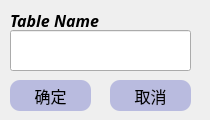
First picture: the form in app/new_table.ui, repository chenphxx/slash-learn, before the edit.
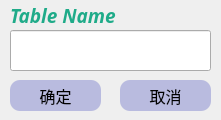
Second picture: the form after the edit.

Diff of the .ui file:
```diff
--- a/app/new_table.ui
+++ b/app/new_table.ui
@@ -6,7 +6,7 @@
    <rect>
     <x>0</x>
     <y>0</y>
-    <width>210</width>
+    <width>221</width>
     <height>120</height>
    </rect>
   </property>
@@ -18,7 +18,7 @@
     <rect>
      <x>10</x>
      <y>30</y>
-     <width>181</width>
+     <width>201</width>
      <height>41</height>
     </rect>
    </property>
@@ -34,7 +34,7 @@
     <rect>
      <x>10</x>
      <y>80</y>
-     <width>81</width>
+     <width>91</width>
      <height>31</height>
     </rect>
    </property>
@@ -54,36 +54,12 @@
     <string>确定</string>
    </property>
   </widget>
-  <widget class="QLabel" name="label">
-   <property name="geometry">
-    <rect>
-     <x>10</x>
-     <y>10</y>
-     <width>101</width>
-     <height>21</height>
-    </rect>
-   </property>
-   <property name="font">
-    <font>
-     <family>Cascadia Code</family>
-     <pointsize>12</pointsize>
-     <italic>true</italic>
-     <bold>true</bold>
-    </font>
-   </property>
-   <property name="cursor">
-    <cursorShape>ArrowCursor</cursorShape>
-   </property>
-   <property name="text">
-    <string>Table Name</string>
-   </property>
-  </widget>
   <widget class="QPushButton" name="new_table_cancel">
    <property name="geometry">
     <rect>
-     <x>110</x>
+     <x>120</x>
      <y>80</y>
-     <width>81</width>
+     <width>91</width>
      <height>31</height>
     </rect>
    </property>
@@ -103,6 +79,28 @@
     <string>取消</string>
    </property>
   </widget>
+  <widget class="QLabel" name="label_2">
+   <property name="geometry">
+    <rect>
+     <x>10</x>
+     <y>0</y>
+     <width>121</width>
+     <height>31</height>
+    </rect>
+   </property>
+   <property name="font">
+    <font>
+     <family>Cascadia Code</family>
+     <pointsize>14</pointsize>
+    </font>
+   </property>
+   <property name="styleSheet">
+    <string notr="true">color: rgb(31, 171, 137);</string>
+   </property>
+   <property name="text">
+    <string>&lt;html&gt;&lt;head/&gt;&lt;body&gt;&lt;p&gt;&lt;span style=&quot; font-weight:700; font-style:italic;&quot;&gt;Table Name&lt;/span&gt;&lt;/p&gt;&lt;/body&gt;&lt;/html&gt;</string>
+   </property>
+  </widget>
  </widget>
  <resources/>
  <connections/>
```
